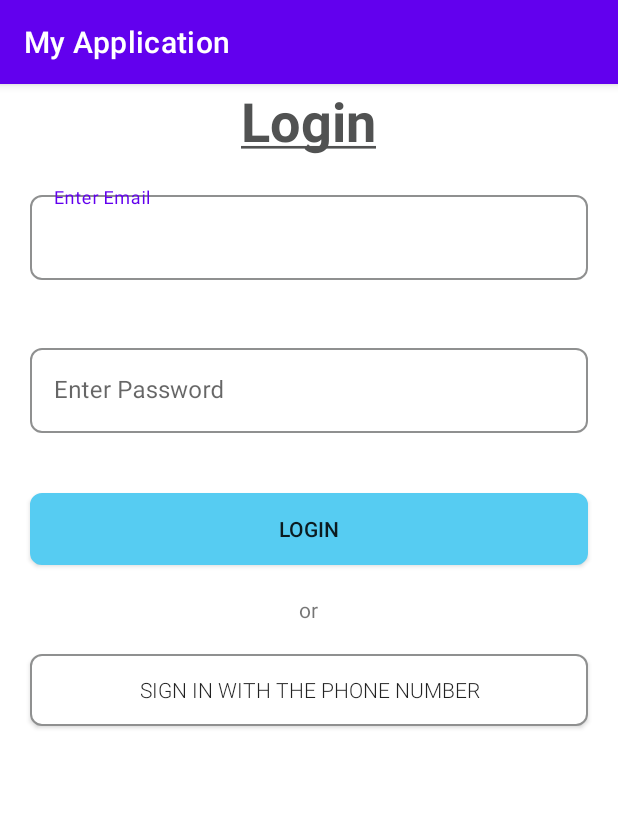
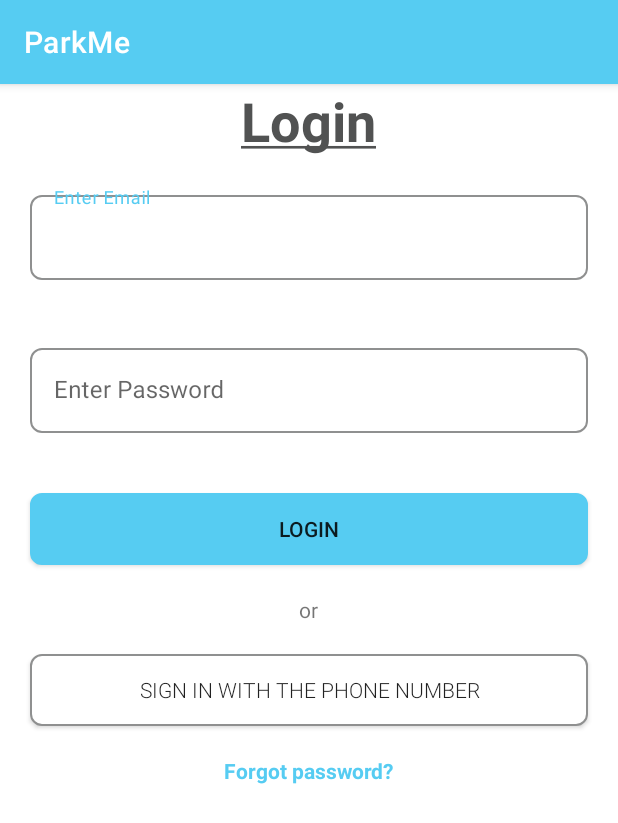
Before and after one commit to shivamsharma01/ParkMe, an Android app: the screen it shows after launch (MainActivity before the commit, LoginActivity after it), on a phone screen of 412 x 824 dp. Shown: the top 823 px of the screen. Run offline under Robolectric (Android 15) with nearby library versions, the phone set to English and light mode, and no system bars.

Commit message:
svgs homescreen

```diff
--- a/app/build.gradle
+++ b/app/build.gradle
@@ -7,6 +7,7 @@ android {
     buildToolsVersion "30.0.3"
 
     defaultConfig {
+        vectorDrawables.useSupportLibrary = true
         applicationId "com.android.parkme"
         minSdkVersion 23
         targetSdkVersion 30
--- a/app/src/main/AndroidManifest.xml
+++ b/app/src/main/AndroidManifest.xml
@@ -9,7 +9,8 @@
         android:roundIcon="@mipmap/ic_launcher_round"
         android:supportsRtl="true"
         android:theme="@style/Theme.MyApplication">
-        <activity android:name=".MainActivity">
+        <activity android:name=".HomeActivity"></activity>
+        <activity android:name=".LoginActivity">
             <intent-filter>
                 <action android:name="android.intent.action.MAIN" />
 
--- a/app/src/main/java/com/android/parkme/MainActivity.java
+++ b/app/src/main/java/com/android/parkme/HomeActivity.java
@@ -4,12 +4,11 @@ import androidx.appcompat.app.AppCompatActivity;
 
 import android.os.Bundle;
 
-public class MainActivity extends AppCompatActivity {
+public class HomeActivity extends AppCompatActivity {
 
     @Override
     protected void onCreate(Bundle savedInstanceState) {
         super.onCreate(savedInstanceState);
-        setContentView(R.layout.activity_main);
+        setContentView(R.layout.activity_home);
     }
-
 }
--- /dev/null
+++ b/app/src/main/java/com/android/parkme/LoginActivity.java
@@ -0,0 +1,32 @@
+package com.android.parkme;
+
+import android.content.Intent;
+import android.os.Bundle;
+import android.view.View;
+import android.widget.Button;
+
+import androidx.appcompat.app.AppCompatActivity;
+
+public class LoginActivity extends AppCompatActivity {
+    Button login, loginUsingPhone;
+
+    @Override
+    protected void onCreate(Bundle savedInstanceState) {
+        super.onCreate(savedInstanceState);
+        setContentView(R.layout.activity_login);
+        login = findViewById(R.id.login_button);
+        loginUsingPhone = findViewById(R.id.login_sign_in_with_the_phone_number);
+        login.setOnClickListener(v -> {
+            onSuccess();
+        });
+    }
+
+    // on successful login application navigates to the home screen
+    private void onSuccess() {
+        Intent intent = new Intent(getApplicationContext(),HomeActivity.class);
+        intent.setFlags(Intent.FLAG_ACTIVITY_NEW_TASK | Intent.FLAG_ACTIVITY_TASK_ON_HOME);
+        startActivity(intent);
+        // we don't want to display login screen again on pressing the back button
+        finish();
+    }
+}
--- a/app/src/main/res/layout/activity_main.xml
+++ b/app/src/main/res/layout/activity_login.xml
@@ -4,7 +4,7 @@
     android:layout_width="match_parent"
     android:layout_height="match_parent"
     android:orientation="vertical"
-    tools:context=".MainActivity">
+    tools:context=".LoginActivity">
 
     <TextView
         android:id="@+id/login_header"
@@ -44,19 +44,21 @@
             android:inputType="textPassword"/>
     </com.google.android.material.textfield.TextInputLayout>
     <androidx.appcompat.widget.AppCompatButton
+        android:id="@+id/login_button"
         android:layout_width="match_parent"
         android:layout_height="wrap_content"
         android:layout_margin="20dp"
         android:text="@string/login_button_text"
         android:background="@drawable/background"
-        android:backgroundTint="@color/login_button"
+        android:backgroundTint="@color/blue"
         />
     <TextView
         android:layout_width="wrap_content"
         android:layout_height="wrap_content"
-        android:text="or"
+        android:text="@string/login_or"
         android:layout_gravity="center"/>
     <androidx.appcompat.widget.AppCompatButton
+        android:id="@+id/login_sign_in_with_the_phone_number"
         android:layout_width="match_parent"
         android:layout_height="wrap_content"
         android:layout_margin="20dp"
@@ -64,5 +66,12 @@
         android:text="@string/login_sign_in_with_the_phone_number"
         android:background="@drawable/background"
         />
+    <TextView
+        android:layout_width="wrap_content"
+        android:layout_height="wrap_content"
+        android:text="@string/login_forgot_password"
+        android:textColor="@color/blue"
+        android:textStyle="bold"
+        android:layout_gravity="center"/>
 
 </LinearLayout>
--- a/app/src/main/res/values/colors.xml
+++ b/app/src/main/res/values/colors.xml
@@ -1,9 +1,8 @@
 <?xml version="1.0" encoding="utf-8"?>
 <resources>
     <color name="login_head">#515252</color>
-    <color name="field_hover">#4B84F1</color>
-    <color name="login_text">#8F9090</color>
-    <color name="login_button">#56CCF2</color>
+    <color name="text">#8F9090</color>
+    <color name="blue">#56CCF2</color>
     <color name="purple_200">#FFBB86FC</color>
     <color name="purple_500">#FF6200EE</color>
     <color name="purple_700">#FF3700B3</color>
--- a/app/src/main/res/values/strings.xml
+++ b/app/src/main/res/values/strings.xml
@@ -1,8 +1,10 @@
 <resources>
-    <string name="app_name">My Application</string>
+    <string name="app_name">ParkMe</string>
     <string name="login_head"><u>Login</u></string>
     <string name="login_email">Enter Email</string>
     <string name="login_password">Enter Password</string>
     <string name="login_button_text">Login</string>
     <string name="login_sign_in_with_the_phone_number">Sign in with the phone number</string>
+    <string name="login_or">or</string>
+    <string name="login_forgot_password">Forgot password?</string>
 </resources>
--- a/app/src/main/res/values/themes.xml
+++ b/app/src/main/res/values/themes.xml
@@ -2,7 +2,7 @@
     <!-- Base application theme. -->
     <style name="Theme.MyApplication" parent="Theme.MaterialComponents.DayNight.DarkActionBar">
         <!-- Primary brand color. -->
-        <item name="colorPrimary">@color/purple_500</item>
+        <item name="colorPrimary">@color/blue</item>
         <item name="colorPrimaryVariant">@color/purple_700</item>
         <item name="colorOnPrimary">@color/white</item>
         <!-- Secondary brand color. -->
```
Also changed, not shown: app/src/main/res/drawable/ic_chat.xml (added, +17 -0 lines), app/src/main/res/drawable/ic_query.xml (added, +29 -0 lines), app/src/main/res/drawable/ic_raise_complaints.xml (added, +17 -0 lines), app/src/main/res/drawable/ic_setting.xml (added, +17 -0 lines), app/src/main/res/layout/activity_home.xml (added, +40 -0 lines).
